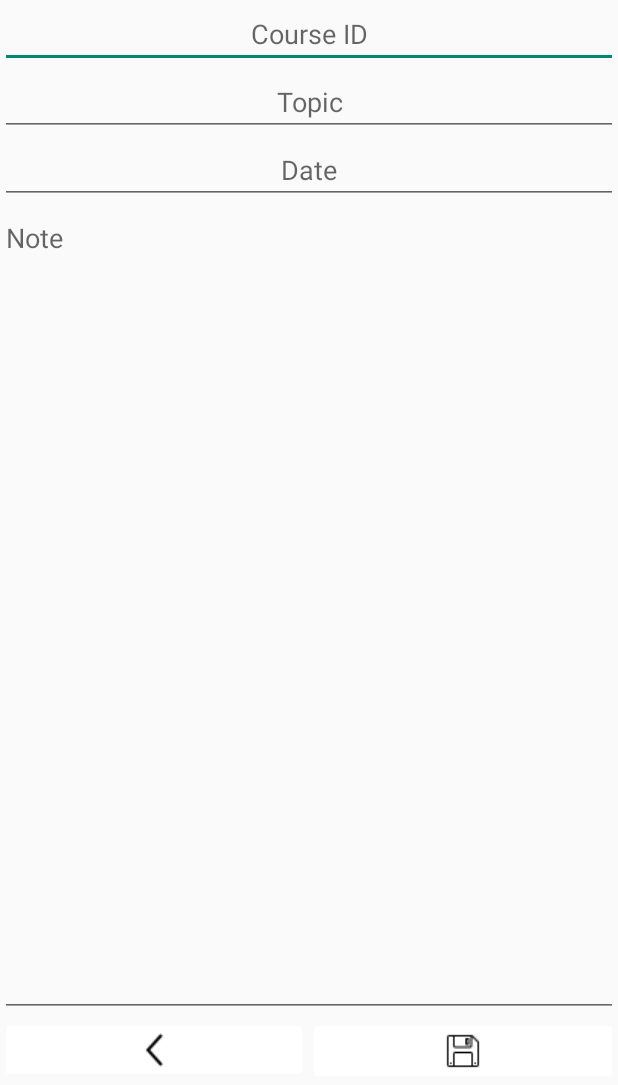
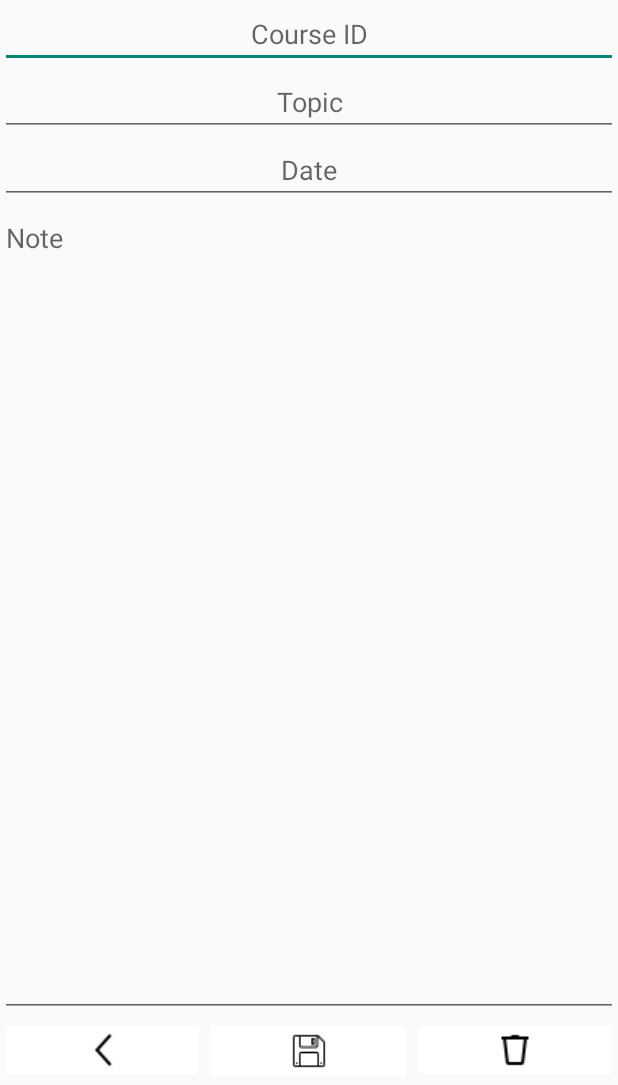
Before and after one commit to hasibarrafiul/Notes-Android-Application, an Android app: the editNote screen opened directly, with no data from a screen before it, on a phone screen of 412 x 824 dp, the part 151-1236 px from its top. Run offline under Robolectric (Android 15) with nearby library versions, the phone set to English and light mode, and no system bars.

Commit message:
delete notes

```diff
--- a/app/src/main/java/com/techrz/notes/editNote.java
+++ b/app/src/main/java/com/techrz/notes/editNote.java
@@ -9,7 +9,7 @@ import android.widget.ImageButton;
 import android.widget.Toast;
 
 public class editNote extends AppCompatActivity {
-    ImageButton back, save;
+    ImageButton back, save, delete;
     private int noteID;
     MyDatabaseHelper DB;
     EditText courseID, topic, date, note;
@@ -20,12 +20,14 @@ public class editNote extends AppCompatActivity {
         DB= new MyDatabaseHelper(this);
         back = findViewById(R.id.editgoBack);
         save = findViewById(R.id.editsave);
+        delete = findViewById(R.id.delete);
         courseID = findViewById(R.id.editcourseId);
         topic = findViewById(R.id.edittopic);
         date = findViewById(R.id.editdate);
         note = findViewById(R.id.editnote);
         back.setOnClickListener(v->finish());
         save.setOnClickListener(v->saveEditedNotes());
+        delete.setOnClickListener(v->deleteNote());
         Bundle extras = getIntent().getExtras();
         if (extras != null) {
             noteID = extras.getInt("noteID");
@@ -57,4 +59,11 @@ public class editNote extends AppCompatActivity {
         Intent intent = new Intent(this, MainActivity.class);
         startActivity(intent);
     }
+    void deleteNote(){
+        Boolean noError = DB.deleteNote(noteID);
+        if(noError==true){
+            mainPage();
+        }
+        else System.out.println("Got some error");
+    }
 }
--- a/app/src/main/res/layout/activity_edit_note.xml
+++ b/app/src/main/res/layout/activity_edit_note.xml
@@ -76,6 +76,14 @@
             android:text="Button"
             android:src="@drawable/save"
             android:backgroundTint="@color/white"/>
+        <ImageButton
+            android:id="@+id/delete"
+            android:layout_width="wrap_content"
+            android:layout_height="wrap_content"
+            android:layout_weight="1"
+            android:text="Button"
+            android:src="@drawable/delete"
+            android:backgroundTint="@color/white"/>
     </LinearLayout>
 
 </LinearLayout>
```
Also changed, not shown: app/src/main/java/com/techrz/notes/MyDatabaseHelper.java (+7 -0 lines), app/src/main/res/drawable/delete.png (added).
